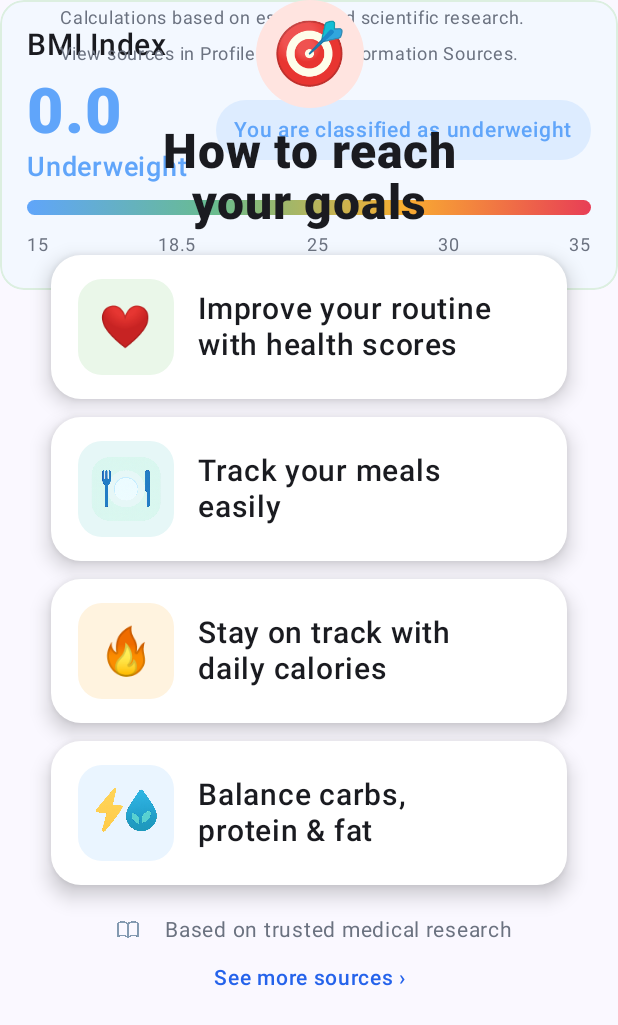
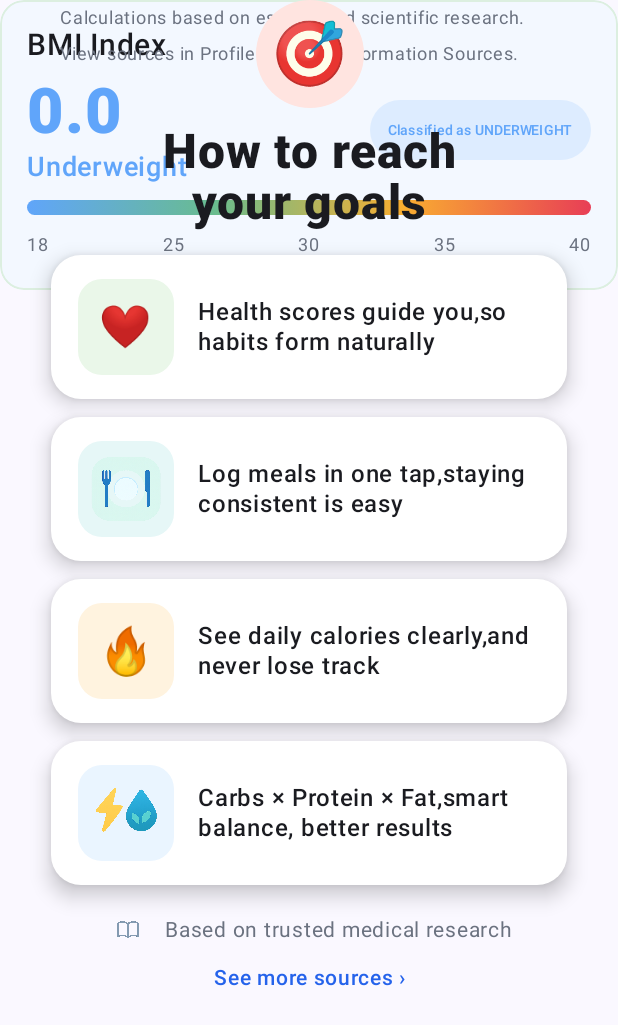
Before and after one commit to st9360606/CalAI, an Android app built with Jetpack Compose: the composable BmiCard called with empty values, on a phone screen of 412 x 824 dp. Shown: the top 1025 px of the screen. Run offline under Robolectric (Android 15) with nearby library versions, the light colour scheme and no system bars; our stand-ins replace Dagger/Hilt's generated code.

Commit message:
plan template adjust

```diff
--- a/app/src/main/java/com/calai/app/core/health/HealthCalc.kt
+++ b/app/src/main/java/com/calai/app/core/health/HealthCalc.kt
@@ -77,7 +77,7 @@ object HealthCalc {
      * LOSE(減重)：  P30 / F30 / C40
      * MAINTAIN(維持)：P25 / F30 / C45
      * GAIN(增肌)：  P30 / F25 / C45
-     * HEALTHY_EATING(健康)：P20 / F35 / C45
+     * HEALTHY_EATING(健康)：P20 / F30 / C50
      * 其他 / null → 維持
      */
     fun splitForGoalKey(goalKey: String?): MacroSplit = when (goalKey) {
@@ -85,7 +85,7 @@ object HealthCalc {
         "MAINTAIN"        -> MacroSplit(0.25f, 0.30f, 0.45f)
         "GAIN"            -> MacroSplit(0.30f, 0.25f, 0.45f)
         "HEALTHY_EATING"  -> MacroSplit(0.20f, 0.30f, 0.50f)
-        else              -> MacroSplit(0.20f, 0.30f, 0.50f) // default: 維持
+        else              -> MacroSplit(0.20f, 0.30f, 0.50f)
     }
 
     /**
@@ -157,11 +157,20 @@ object HealthCalc {
         return weightKg / (m * m)
     }
 
+    /** CDC/NIH 成人 BMI 分類（四大類） */
     fun classifyBmi(bmi: Double): BmiClass = when {
         bmi < 18.5 -> BmiClass.Underweight
         bmi < 25.0 -> BmiClass.Normal
         bmi < 30.0 -> BmiClass.Overweight
-        else -> BmiClass.Obesity
+        else       -> BmiClass.Obesity
+    }
+
+    /** 若為 Obesity，回傳 Class 1/2/3；否則回傳 null */
+    fun obesityClass(bmi: Double): Int? = when {
+        bmi >= 40.0 -> 3
+        bmi >= 35.0 -> 2
+        bmi >= 30.0 -> 1
+        else        -> null
     }
 
     private fun round1(v: Double) = (v * 10).roundToInt() / 10.0
--- a/app/src/main/java/com/calai/app/ui/onboarding/plan/HealthPlanScreen.kt
+++ b/app/src/main/java/com/calai/app/ui/onboarding/plan/HealthPlanScreen.kt
@@ -51,6 +51,7 @@ import androidx.compose.ui.unit.sp
 import androidx.lifecycle.compose.collectAsStateWithLifecycle
 import com.calai.app.R
 import com.calai.app.core.health.BmiClass
+import com.calai.app.core.health.HealthCalc
 import com.calai.app.core.health.MacroPlan
 import com.calai.app.data.auth.store.UserProfileStore
 import java.util.Locale
@@ -190,9 +191,8 @@ fun HealthPlanScreen(
                 klass = plan.bmiClass,
                 modifier = Modifier
                     .fillMaxWidth()
-                    .padding(horizontal = 34.dp) // ← 和小圓進度條一致的左右內距
+                    .padding(horizontal = 28.dp) // ← 和小圓進度條一致的左右內距
             )
-
             // 留一點結尾空白（內容可滑，不會被底部按鈕遮住）
             Spacer(Modifier.height(24.dp))
         }
@@ -368,7 +368,7 @@ private fun HydrationAndWeightRings(
         MacroRingItem(
             title = stringResource(R.string.plan_weight_delta),
             centerText = deltaText,
-            color = WeightColor.copy(alpha = 0.85f),
+            color = WeightColor.copy(alpha = 0.50f),
             progress = deltaProgress
         )
     }
@@ -438,10 +438,25 @@ private fun BmiCard(
         BmiClass.Overweight -> R.string.plan_bmi_label_overweight
         BmiClass.Obesity -> R.string.plan_bmi_label_obesity
     }
-    val label = stringResource(labelRes)
+    val baseLabel = stringResource(labelRes)
     val tone = bmiClassColor(klass)
 
-    // 非常淡的藍色（類似原本綠底的淡度）
+    // 依 BMI 顯示「Obesity class I/II/III」
+    val obesityStage = HealthCalc.obesityClass(bmi)
+    val displayLabel = if (klass == BmiClass.Obesity && obesityStage != null) {
+        val roman = when (obesityStage) {
+            1 -> "I"
+            2 -> "II"
+            3 -> "III"
+            else -> obesityStage.toString()
+        }
+        // 文字而已，不改排版
+        "$baseLabel class $roman"
+    } else {
+        baseLabel
+    }
+
+    // 保持你原本的視覺設定（不動排版）
     val bmiBgBlue = Color(0xFFF3F8FF)
 
     Column(
@@ -461,7 +476,8 @@ private fun BmiCard(
             Column(Modifier.weight(1f)) {
                 val bmiText = remember(bmi) { String.format(Locale.getDefault(), "%.1f", bmi) }
                 Text(bmiText, fontSize = 42.sp, fontWeight = FontWeight.ExtraBold, color = tone)
-                Text(label, color = tone, fontSize = 18.sp, fontWeight = FontWeight.SemiBold)
+                // 用 displayLabel（可能含 class）
+                Text(displayLabel, color = tone, fontSize = 18.sp, fontWeight = FontWeight.SemiBold)
             }
             Box(
                 modifier = Modifier
@@ -469,11 +485,12 @@ private fun BmiCard(
                     .background(tone.copy(alpha = 0.15f))
                     .padding(horizontal = 12.dp, vertical = 8.dp)
             ) {
-                val lower = label.lowercase(Locale.getDefault())
+                // 「You are classified as %1$s」→ 帶入同一組文字
+                val lower = displayLabel.uppercase(Locale.getDefault())
                 Text(
                     text = stringResource(R.string.plan_bmi_classified_as, lower),
                     color = tone,
-                    fontSize = 14.sp,
+                    fontSize = 9.sp,
                     fontWeight = FontWeight.SemiBold
                 )
             }
@@ -499,11 +516,11 @@ private fun BmiCard(
         Spacer(Modifier.height(8.dp))
         Row(Modifier.fillMaxWidth(), horizontalArrangement = Arrangement.SpaceBetween) {
             listOf(
-                stringResource(R.string.plan_bmi_tick_15),
-                stringResource(R.string.plan_bmi_tick_18_5),
+                stringResource(R.string.plan_bmi_tick_18),
                 stringResource(R.string.plan_bmi_tick_25),
                 stringResource(R.string.plan_bmi_tick_30),
-                stringResource(R.string.plan_bmi_tick_35)
+                stringResource(R.string.plan_bmi_tick_35),
+                stringResource(R.string.plan_bmi_tick_40)
             ).forEach { m ->
                 Text(m, color = NeutralText, fontSize = 12.sp)
             }
@@ -517,19 +534,18 @@ private fun BmiCard(
         fontSize = 12.sp,
         modifier = Modifier
             .fillMaxWidth()
-            .padding(horizontal = 40.dp) // ← 和小圓進度條一致的左右內距
+            .padding(horizontal = 40.dp)
     )
 
-    // ↓↓↓ 這段替換你的舊呼叫：寬度與 BMI Index 一樣（左右 34.dp）
     Spacer(Modifier.height(16.dp))
     GoalsHowToSection(
         modifier = Modifier
             .fillMaxWidth()
-            .padding(horizontal = 34.dp),           // ← 和 BMI Index 一致
+            .padding(horizontal = 34.dp),
         trackMealsIconRes = R.drawable.ic_dish2,
-        mealBalanceIconRes = R.drawable.ic_meal_balance, // ← 你的「⚡💧」PNG
-        bookIconRes = R.drawable.ic_book,                 // ← 你的書本 PNG
-        onSeeMore = { /* TODO: 開啟來源列表 */ }
+        mealBalanceIconRes = R.drawable.ic_meal_balance,
+        bookIconRes = R.drawable.ic_book,
+        onSeeMore = { /* TODO */ }
     )
 }
 
@@ -677,9 +693,9 @@ private fun FeatureCard(
             // 右側文字
             Text(
                 text = stringResource(titleRes),
-                fontSize = 20.sp,
+                fontSize = 16.sp,
                 fontWeight = FontWeight.SemiBold,
-                lineHeight = 24.sp
+                lineHeight = 20.sp
             )
         }
     }
--- a/app/src/main/res/values/strings.xml
+++ b/app/src/main/res/values/strings.xml
@@ -110,7 +110,7 @@
 
 
     <!-- plan -->
-    <string name="plan_title_congrats">Congratulations!</string>
+    <string name="plan_title_congrats">Awesome!</string>
     <string name="plan_subtitle_ready">Your personal health plan is ready.</string>
     <string name="plan_edit_anytime">Daily intake has been customized according to your target.</string>
 
@@ -126,13 +126,13 @@
     <string name="plan_bmi_label_normal">Normal</string>
     <string name="plan_bmi_label_overweight">Overweight</string>
     <string name="plan_bmi_label_obesity">Obesity</string>
-    <string name="plan_bmi_classified_as">You are classified as %1$s</string>
+    <string name="plan_bmi_classified_as">Classified as %1$s</string>
 
-    <string name="plan_bmi_tick_15">15</string>
-    <string name="plan_bmi_tick_18_5">18.5</string>
+    <string name="plan_bmi_tick_18">18</string>
     <string name="plan_bmi_tick_25">25</string>
     <string name="plan_bmi_tick_30">30</string>
     <string name="plan_bmi_tick_35">35</string>
+    <string name="plan_bmi_tick_40">40</string>
 
     <string name="plan_disclaimer">Calculations based on established scientific research. View sources in Profile &gt; Health Information Sources.</string>
     <string name="plan_cta_start">Let\'s Get Started !</string>
@@ -141,12 +141,15 @@
     <string name="plan_weight_current">Current Weight</string>
     <string name="plan_weight_delta">To goal weight</string>
 
+
+
     <string name="plan_goals_title">How to reach\nyour goals</string>
+    <string name="plan_goal_card_health_scores">Health scores guide you,so habits form naturally</string>
+    <string name="plan_goal_card_track_meals">Log meals in one tap,staying consistent is easy</string>
+    <string name="plan_goal_card_daily_calories">See daily calories clearly,and never lose track</string>
+    <string name="plan_goal_card_balance_macros">Carbs × Protein × Fat,smart balance, better results</string>
 
-    <string name="plan_goal_card_health_scores">Improve your routine\nwith health scores</string>
-    <string name="plan_goal_card_track_meals">Track your meals\neasily</string>
-    <string name="plan_goal_card_daily_calories">Stay on track with\ndaily calories</string>
-    <string name="plan_goal_card_balance_macros">Balance carbs,\nprotein &amp; fat</string>
+
 
     <string name="plan_sources_based_on">Based on trusted medical research</string>
     <string name="plan_sources_more">See more sources ›</string>
```
Also changed, not shown: 1 other file.
